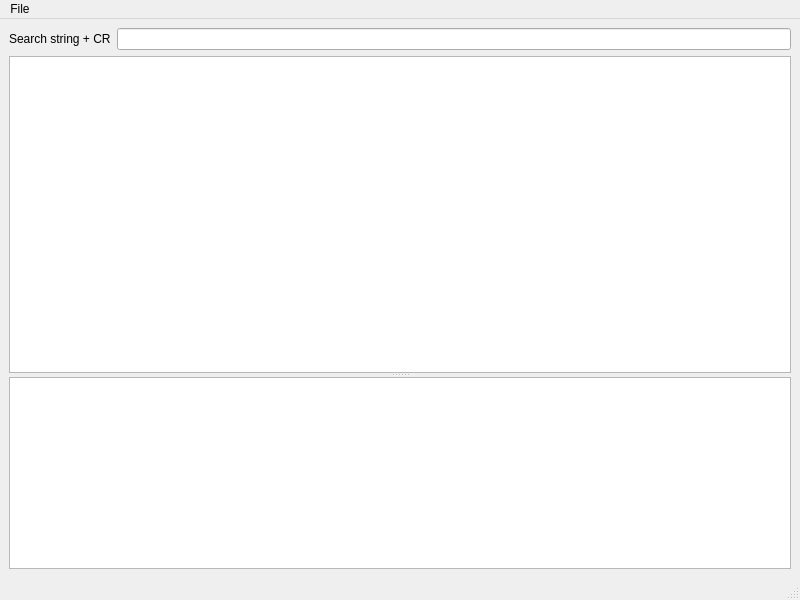
Old version of the form src/python/samples/recollgui/rclmain.ui in the repository spanner888/recoll.
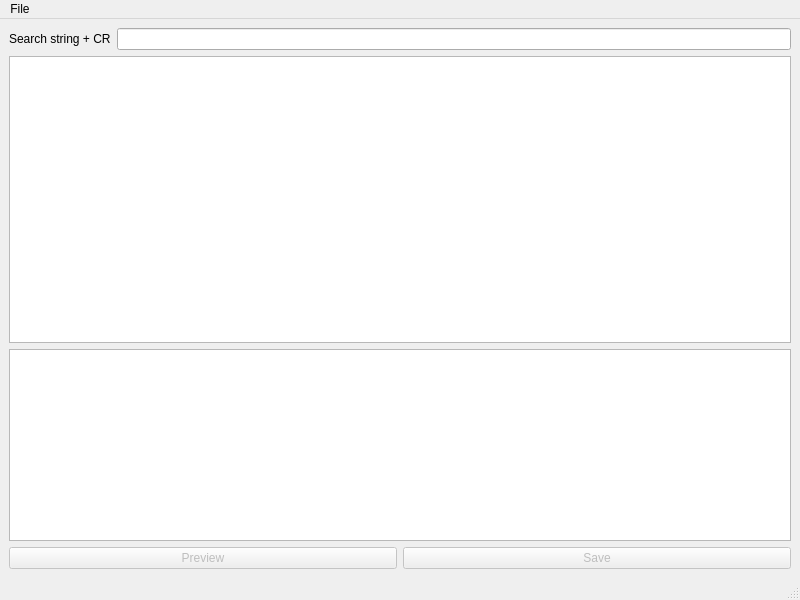
New version of the form.

Commit message: python GUI sample working

Patch:
```diff
--- a/src/python/samples/recollgui/rclmain.ui
+++ b/src/python/samples/recollgui/rclmain.ui
@@ -30,10 +30,6 @@
      </layout>
     </item>
     <item>
-     <widget class="QSplitter" name="splitter">
-      <property name="orientation">
-       <enum>Qt::Vertical</enum>
-      </property>
       <widget class="QTableView" name="resTable">
        <property name="sizePolicy">
         <sizepolicy hsizetype="Expanding" vsizetype="Expanding">
@@ -48,6 +44,8 @@
         <bool>false</bool>
        </property>
       </widget>
+    </item>
+    <item>
       <widget class="QTextBrowser" name="resDetail">
        <property name="sizePolicy">
         <sizepolicy hsizetype="Expanding" vsizetype="Expanding">
@@ -56,7 +54,30 @@
         </sizepolicy>
        </property>
       </widget>
-     </widget>
+    </item>
+    <item>
+     <layout class="QHBoxLayout" name="horizontalLayout_2">
+      <item>
+       <widget class="QPushButton" name="previewPB">
+        <property name="enabled">
+         <bool>false</bool>
+        </property>
+        <property name="text">
+         <string>Preview</string>
+        </property>
+       </widget>
+      </item>
+      <item>
+       <widget class="QPushButton" name="savePB">
+        <property name="enabled">
+         <bool>false</bool>
+        </property>
+        <property name="text">
+         <string>Save</string>
+        </property>
+       </widget>
+      </item>
+     </layout>
     </item>
    </layout>
   </widget>
```
Left out of the diff: 19 changed lines with no effect on the pictures. Lines whose indentation alone changed are shown as unchanged. The commit also changes 2 other files.
